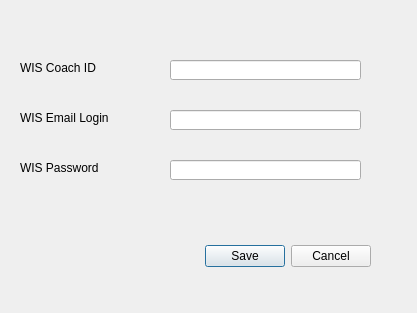
Above: UI/wiscred.ui from ebzimny01/gd-recruit before the change. Below: the same form after it.
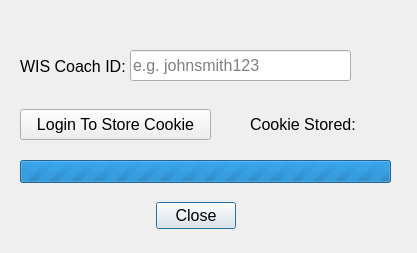
That is the form after the change. Icons and pictures are not drawn.

Commit message:
Changed design of WIS Creds UI
Because I changed the auth logic from automating the username and password and login everything to instead having the user login once manually and then store the cookie in a file to be reused for future sessions.

Had to rework how the coachid and cookie data was stored and retrieved.

Added a login button and a checkmark/x-icon indicating whether a cookie is stored for user or not.

What changed in the file:
```diff
--- a/UI/wiscred.ui
+++ b/UI/wiscred.ui
@@ -10,9 +10,15 @@
     <x>0</x>
     <y>0</y>
     <width>417</width>
-    <height>313</height>
+    <height>253</height>
    </rect>
   </property>
+  <property name="font">
+   <font>
+    <family>Arial</family>
+    <pointsize>12</pointsize>
+   </font>
+  </property>
   <property name="windowTitle">
    <string>Save WIS Credentials</string>
   </property>
@@ -22,131 +28,74 @@
   <widget class="QDialogButtonBox" name="buttonBox">
    <property name="geometry">
     <rect>
-     <x>30</x>
-     <y>240</y>
-     <width>341</width>
+     <x>140</x>
+     <y>200</y>
+     <width>111</width>
      <height>32</height>
     </rect>
    </property>
    <property name="font">
     <font>
      <family>Arial</family>
+     <pointsize>12</pointsize>
     </font>
    </property>
    <property name="orientation">
     <enum>Qt::Horizontal</enum>
    </property>
    <property name="standardButtons">
-    <set>QDialogButtonBox::Cancel|QDialogButtonBox::Save</set>
+    <set>QDialogButtonBox::Close</set>
    </property>
-  </widget>
-  <widget class="QLabel" name="labelWISUsername">
-   <property name="geometry">
-    <rect>
-     <x>20</x>
-     <y>110</y>
-     <width>141</width>
-     <height>16</height>
-    </rect>
-   </property>
-   <property name="font">
-    <font>
-     <family>Arial</family>
-    </font>
-   </property>
-   <property name="text">
-    <string>WIS Email Login</string>
-   </property>
-  </widget>
-  <widget class="QLabel" name="labelWISPassword">
-   <property name="geometry">
-    <rect>
-     <x>20</x>
-     <y>160</y>
-     <width>141</width>
-     <height>16</height>
-    </rect>
-   </property>
-   <property name="font">
-    <font>
-     <family>Arial</family>
-    </font>
-   </property>
-   <property name="text">
-    <string>WIS Password</string>
-   </property>
-  </widget>
-  <widget class="QLineEdit" name="lineEditWISUsername">
-   <property name="geometry">
-    <rect>
-     <x>170</x>
-     <y>110</y>
-     <width>191</width>
-     <height>20</height>
-    </rect>
-   </property>
-   <property name="font">
-    <font>
-     <family>Arial</family>
-    </font>
-   </property>
-  </widget>
-  <widget class="QLineEdit" name="lineEditWISPassword">
-   <property name="geometry">
-    <rect>
-     <x>170</x>
-     <y>160</y>
-     <width>191</width>
-     <height>20</height>
-    </rect>
-   </property>
-   <property name="font">
-    <font>
-     <family>Arial</family>
-    </font>
-   </property>
-   <property name="echoMode">
-    <enum>QLineEdit::Password</enum>
+   <property name="centerButtons">
+    <bool>true</bool>
    </property>
   </widget>
   <widget class="QLabel" name="labelWISCoachID">
    <property name="geometry">
     <rect>
      <x>20</x>
-     <y>60</y>
-     <width>141</width>
+     <y>58</y>
+     <width>111</width>
      <height>16</height>
     </rect>
    </property>
    <property name="font">
     <font>
      <family>Arial</family>
+     <pointsize>12</pointsize>
     </font>
    </property>
    <property name="text">
-    <string>WIS Coach ID</string>
+    <string>WIS Coach ID:</string>
    </property>
   </widget>
   <widget class="QLineEdit" name="lineEditWISCoachID">
    <property name="geometry">
     <rect>
-     <x>170</x>
-     <y>60</y>
-     <width>191</width>
-     <height>20</height>
+     <x>130</x>
+     <y>50</y>
+     <width>221</width>
+     <height>31</height>
     </rect>
    </property>
    <property name="font">
     <font>
      <family>Arial</family>
+     <pointsize>12</pointsize>
     </font>
    </property>
+   <property name="text">
+    <string/>
+   </property>
+   <property name="placeholderText">
+    <string>e.g. johnsmith123</string>
+   </property>
   </widget>
   <widget class="QLabel" name="labelCheckMarkcoachIDValidated">
    <property name="geometry">
     <rect>
      <x>370</x>
-     <y>60</y>
+     <y>55</y>
      <width>21</width>
      <height>21</height>
     </rect>
@@ -165,7 +114,7 @@
    <property name="geometry">
     <rect>
      <x>369</x>
-     <y>60</y>
+     <y>55</y>
      <width>21</width>
      <height>21</height>
     </rect>
@@ -180,6 +129,92 @@
     <bool>true</bool>
    </property>
   </widget>
+  <widget class="QLabel" name="labelCookieStored">
+   <property name="geometry">
+    <rect>
+     <x>250</x>
+     <y>114</y>
+     <width>111</width>
+     <height>21</height>
+    </rect>
+   </property>
+   <property name="text">
+    <string>Cookie Stored:</string>
+   </property>
+  </widget>
+  <widget class="QLabel" name="labelCookieStoredError">
+   <property name="geometry">
+    <rect>
+     <x>369</x>
+     <y>114</y>
+     <width>21</width>
+     <height>21</height>
+    </rect>
+   </property>
+   <property name="text">
+    <string/>
+   </property>
+   <property name="pixmap">
+    <pixmap>../images/x_icon.png</pixmap>
+   </property>
+   <property name="scaledContents">
+    <bool>true</bool>
+   </property>
+  </widget>
+  <widget class="QLabel" name="labelCheckMarkCookieStored">
+   <property name="geometry">
+    <rect>
+     <x>370</x>
+     <y>114</y>
+     <width>21</width>
+     <height>21</height>
+    </rect>
+   </property>
+   <property name="text">
+    <string/>
+   </property>
+   <property name="pixmap">
+    <pixmap>../images/checkmark_1.png</pixmap>
+   </property>
+   <property name="scaledContents">
+    <bool>true</bool>
+   </property>
+  </widget>
+  <widget class="QPushButton" name="pushButton_LoginStoreCookie">
+   <property name="geometry">
+    <rect>
+     <x>20</x>
+     <y>109</y>
+     <width>191</width>
+     <height>31</height>
+    </rect>
+   </property>
+   <property name="text">
+    <string>Login To Store Cookie</string>
+   </property>
+  </widget>
+  <widget class="QProgressBar" name="progressBarLoginStoreCookies">
+   <property name="geometry">
+    <rect>
+     <x>20</x>
+     <y>160</y>
+     <width>371</width>
+     <height>23</height>
+    </rect>
+   </property>
+   <property name="minimum">
+    <number>0</number>
+   </property>
+   <property name="maximum">
+    <number>0</number>
+   </property>
+   <property name="value">
+    <number>100</number>
+   </property>
+   <property name="textVisible">
+    <bool>false</bool>
+   </property>
+  </widget>
  </widget>
  <tabstops>
   <tabstop>lineEditWISCoachID</tabstop>
```
Left out of the diff: 4 changed lines with no effect on the pictures. The commit also changes 1 other file.
